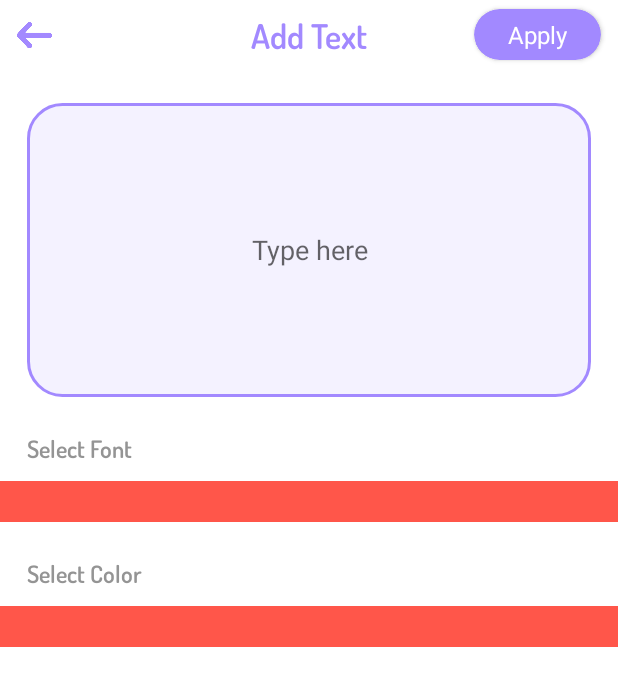
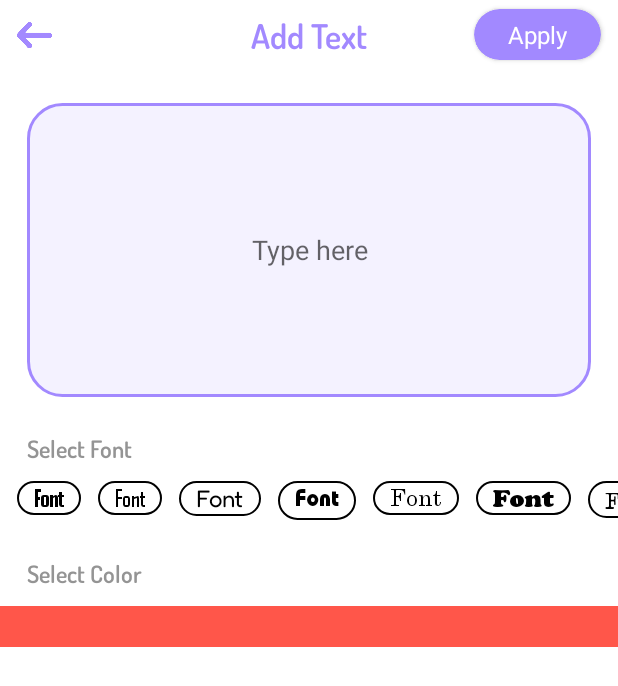
Before and after one commit to votaminh/ar_drawing, an Android app: the AddTextActivity screen opened directly, with no data from a screen before it, on a phone screen of 412 x 824 dp. Shown: the top 686 px of the screen. Run offline under Robolectric (Android 15) with nearby library versions, the phone set to English and light mode, and no system bars; our stand-ins replace AdMob, Dagger/Hilt's generated code.

Commit message:
change font add text

```diff
--- a/app/src/main/java/com/msc/ar_drawing/base/adapter/BaseAdapter.kt
+++ b/app/src/main/java/com/msc/ar_drawing/base/adapter/BaseAdapter.kt
@@ -7,12 +7,22 @@ import androidx.viewbinding.ViewBinding
 abstract class BaseAdapter<T, V : ViewBinding> :
     RecyclerView.Adapter<BaseAdapter<T, V>.BaseViewHolder>() {
 
+    var preSelect = -1
+    var select = -1
+
     val dataSet by lazy {
         initData()
     }
     var onClick: ((T) -> Unit)? = null
 
     var mRecyclerView: RecyclerView? = null
+
+    fun setSelectItem(i : Int){
+        preSelect = select
+        select = i
+        notifyItemChanged(preSelect)
+        notifyItemChanged(select)
+    }
 
     override fun onCreateViewHolder(parent: ViewGroup, viewType: Int): BaseViewHolder {
         return BaseViewHolder(provideViewBinding(parent))
@@ -24,7 +34,7 @@ abstract class BaseAdapter<T, V : ViewBinding> :
     }
 
     override fun onBindViewHolder(holder: BaseViewHolder, position: Int) {
-        binData(holder.item, dataSet[position])
+        binData(holder.item, dataSet[position], position)
     }
 
     open fun setData(listItem: List<T>) {
@@ -52,7 +62,7 @@ abstract class BaseAdapter<T, V : ViewBinding> :
         return dataSet.size
     }
 
-    open fun binData(viewBinding: V, item: T){}
+    open fun binData(viewBinding: V, item: T, i : Int){}
     abstract fun provideViewBinding(parent: ViewGroup): V
     open fun initData(): ArrayList<T> {
         return arrayListOf()
--- a/app/src/main/java/com/msc/ar_drawing/component/language/LanguageAdapter.kt
+++ b/app/src/main/java/com/msc/ar_drawing/component/language/LanguageAdapter.kt
@@ -11,7 +11,7 @@ class LanguageAdapter : BaseAdapter<LanguageModel, ItemLanguageBinding>() {
         return ItemLanguageBinding.inflate(LayoutInflater.from(parent.context), parent, false)
     }
 
-    override fun binData(viewBinding: ItemLanguageBinding, item: LanguageModel) {
+    override fun binData(viewBinding: ItemLanguageBinding, item: LanguageModel, i: Int) {
         viewBinding.imgLanguage.setImageResource(item.iconRes)
         viewBinding.tvTitleLanguage.setText(item.nameRes)
         viewBinding.swLanguage.isChecked = item.selected
--- a/app/src/main/java/com/msc/ar_drawing/component/onboarding/OnBoardingAdapter.kt
+++ b/app/src/main/java/com/msc/ar_drawing/component/onboarding/OnBoardingAdapter.kt
@@ -9,7 +9,7 @@ import com.msc.ar_drawing.utils.ViewEx.visible
 
 class OnBoardingAdapter : BaseAdapter<OnBoarding, ItemOnboardingBinding>() {
 
-    override fun binData(viewBinding: ItemOnboardingBinding, item: OnBoarding) {
+    override fun binData(viewBinding: ItemOnboardingBinding, item: OnBoarding, i: Int) {
         viewBinding.apply {
             if(item.resImage == OnBoarding.FULL_NATIVE_FLAG){
                 layoutAdNative.visible()
--- a/app/src/main/java/com/msc/ar_drawing/component/text/AddTextActivity.kt
+++ b/app/src/main/java/com/msc/ar_drawing/component/text/AddTextActivity.kt
@@ -2,11 +2,19 @@ package com.msc.ar_drawing.component.text
 
 import android.app.Activity
 import android.content.Intent
+import androidx.activity.viewModels
+import androidx.recyclerview.widget.LinearLayoutManager
+import androidx.recyclerview.widget.RecyclerView
 import com.msc.ar_drawing.base.activity.BaseActivity
 import com.msc.ar_drawing.databinding.ActivityAddTextBinding
 import com.msc.ar_drawing.utils.DialogEx.showDialogApplyText
+import dagger.hilt.android.AndroidEntryPoint
 
+@AndroidEntryPoint
 class AddTextActivity : BaseActivity<ActivityAddTextBinding>() {
+
+    private val fontAdapter = FontAdapter()
+    private val viewModel : AddTextViewModel by viewModels()
 
     companion object {
         fun start(activity : Activity){
@@ -30,5 +38,30 @@ class AddTextActivity : BaseActivity<ActivityAddTextBinding>() {
                 showDialogApplyText()
             }
         }
+
+        buildReFont()
+        viewModel.getFonts()
+    }
+
+    override fun initObserver() {
+        super.initObserver()
+
+        viewModel.run {
+            fontsLive.observe(this@AddTextActivity){
+                fontAdapter.setData(it)
+            }
+        }
+    }
+
+    private fun buildReFont() {
+        viewBinding.reFont.run {
+            layoutManager = LinearLayoutManager(this@AddTextActivity, RecyclerView.HORIZONTAL, false)
+            adapter = fontAdapter
+            fontAdapter.onClick = {
+                viewBinding.edInput.typeface = it
+                val index = fontAdapter.getListData().indexOf(it)
+                fontAdapter.setSelectItem(index)
+            }
+        }
     }
 }
--- /dev/null
+++ b/app/src/main/java/com/msc/ar_drawing/component/text/AddTextViewModel.kt
@@ -0,0 +1,30 @@
+package com.msc.ar_drawing.component.text
+
+import android.content.Context
+import android.graphics.Typeface
+import android.util.Log
+import androidx.lifecycle.MutableLiveData
+import androidx.lifecycle.ViewModel
+import dagger.hilt.android.lifecycle.HiltViewModel
+import dagger.hilt.android.qualifiers.ApplicationContext
+import kotlinx.coroutines.CoroutineScope
+import kotlinx.coroutines.Dispatchers
+import kotlinx.coroutines.launch
+import javax.inject.Inject
+
+@HiltViewModel
+class AddTextViewModel @Inject constructor(@ApplicationContext private val context : Context) : ViewModel() {
+
+    val fontsLive = MutableLiveData<List<Typeface>>()
+
+    fun getFonts(){
+        CoroutineScope(Dispatchers.IO).launch {
+            val list = context.assets.list("font")
+            val fontList = arrayListOf<Typeface>()
+            list?.forEach {
+                fontList.add(Typeface.createFromAsset(context.assets, "font/$it"))
+            }
+            fontsLive.postValue(fontList)
+        }
+    }
+}
--- /dev/null
+++ b/app/src/main/java/com/msc/ar_drawing/component/text/FontAdapter.kt
@@ -0,0 +1,34 @@
+package com.msc.ar_drawing.component.text
+
+import android.graphics.Typeface
+import android.view.LayoutInflater
+import android.view.ViewGroup
+import com.flash.light.base.adapter.BaseAdapter
+import com.msc.ar_drawing.R
+import com.msc.ar_drawing.databinding.ItemFontBinding
+import com.msc.ar_drawing.utils.ViewEx.textColorRes
+
+class FontAdapter : BaseAdapter<Typeface, ItemFontBinding>() {
+    override fun provideViewBinding(parent: ViewGroup): ItemFontBinding {
+        return ItemFontBinding.inflate(LayoutInflater.from(parent.context))
+    }
+
+    override fun binData(viewBinding: ItemFontBinding, item: Typeface, i: Int) {
+
+        viewBinding.run {
+
+            if(i == select){
+                tvFont.setBackgroundResource(R.drawable.bg_main_round_stroke)
+                tvFont.textColorRes(R.color.app_main)
+            }else{
+                tvFont.setBackgroundResource(R.drawable.bg_black_round_stroke)
+                tvFont.textColorRes(R.color.black)
+            }
+
+            tvFont.typeface = item
+            root.setOnClickListener {
+                onClick?.invoke(item)
+            }
+        }
+    }
+}
--- a/app/src/main/res/layout/activity_add_text.xml
+++ b/app/src/main/res/layout/activity_add_text.xml
@@ -58,14 +58,17 @@
         >
 
         <EditText
+            android:id="@+id/edInput"
             android:layout_width="match_parent"
             android:layout_height="@dimen/size140"
+            android:layout_marginStart="@dimen/size16"
+            android:layout_marginTop="@dimen/size16"
+            android:layout_marginEnd="@dimen/size16"
+            android:layout_marginBottom="@dimen/size16"
             android:background="@android:color/transparent"
+            android:gravity="center"
             android:hint="@string/txt_type_here"
-            android:gravity="center"
-            android:textSize="@dimen/size16"
-            android:layout_margin="@dimen/size16"
-            />
+            android:textSize="@dimen/size16" />
 
     </RelativeLayout>
 
@@ -81,9 +84,9 @@
         />
 
     <androidx.recyclerview.widget.RecyclerView
+        android:id="@+id/reFont"
         android:layout_width="match_parent"
         android:layout_height="@dimen/size24"
-        android:background="@color/red"
         android:layout_marginTop="@dimen/size10"
         />
 
--- /dev/null
+++ b/app/src/main/res/layout/item_font.xml
@@ -0,0 +1,21 @@
+<?xml version="1.0" encoding="utf-8"?>
+<RelativeLayout xmlns:android="http://schemas.android.com/apk/res/android"
+    android:layout_width="wrap_content"
+    android:layout_height="wrap_content"
+    >
+
+    <TextView
+        android:id="@+id/tvFont"
+        android:layout_width="wrap_content"
+        android:layout_height="wrap_content"
+        android:text="Font"
+        android:textColor="@color/black"
+        android:textSize="@dimen/size14"
+        android:paddingHorizontal="@dimen/size10"
+        android:paddingTop="@dimen/size1"
+        android:paddingBottom="@dimen/size2"
+        android:layout_marginLeft="@dimen/size10"
+        android:background="@drawable/bg_black_round_stroke"
+        />
+
+</RelativeLayout>
```
